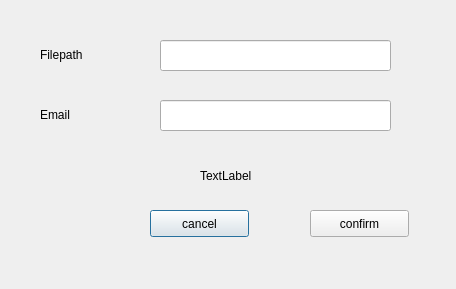
Qt form senddialog.ui (valour01/FileManager) before a commit.
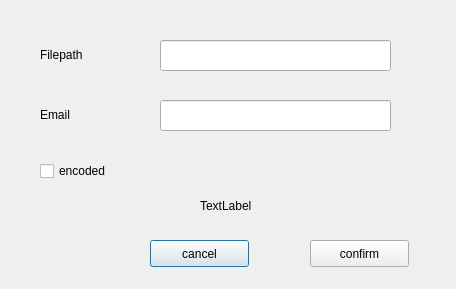
The same form after that commit.

The edit to the form file:
```diff
--- a/senddialog.ui
+++ b/senddialog.ui
@@ -40,7 +40,7 @@
    <property name="geometry">
     <rect>
      <x>50</x>
-     <y>160</y>
+     <y>190</y>
      <width>151</width>
      <height>31</height>
     </rect>
@@ -76,7 +76,7 @@
    <property name="geometry">
     <rect>
      <x>150</x>
-     <y>210</y>
+     <y>240</y>
      <width>99</width>
      <height>27</height>
     </rect>
@@ -89,7 +89,7 @@
    <property name="geometry">
     <rect>
      <x>310</x>
-     <y>210</y>
+     <y>240</y>
      <width>99</width>
      <height>27</height>
     </rect>
@@ -102,7 +102,7 @@
    <property name="geometry">
     <rect>
      <x>200</x>
-     <y>160</y>
+     <y>190</y>
      <width>91</width>
      <height>31</height>
     </rect>
@@ -111,6 +111,19 @@
     <string>TextLabel</string>
    </property>
   </widget>
+  <widget class="QCheckBox" name="checkBox">
+   <property name="geometry">
+    <rect>
+     <x>40</x>
+     <y>160</y>
+     <width>97</width>
+     <height>22</height>
+    </rect>
+   </property>
+   <property name="text">
+    <string>encoded</string>
+   </property>
+  </widget>
  </widget>
  <resources/>
  <connections/>
```
